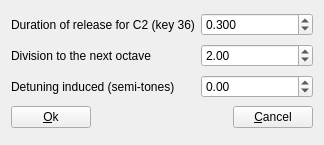
This is sources/editor/tools/release/toolrelease_gui.ui in davy7125/polyphone as Qt 5 draws it before an edit. The edited form follows.
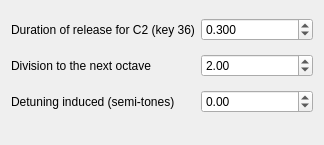
This is the edited form.

Commit message:
Button order in dialogs
Closes #322

```diff
--- a/sources/editor/tools/release/toolrelease_gui.ui
+++ b/sources/editor/tools/release/toolrelease_gui.ui
@@ -34,35 +34,7 @@
     </widget>
    </item>
    <item row="3" column="0" colspan="2">
-    <layout class="QHBoxLayout" name="horizontalLayout">
-     <item>
-      <widget class="QPushButton" name="pushOk">
-       <property name="text">
-        <string>&amp;Ok</string>
-       </property>
-      </widget>
-     </item>
-     <item>
-      <spacer name="horizontalSpacer">
-       <property name="orientation">
-        <enum>Qt::Orientation::Horizontal</enum>
-       </property>
-       <property name="sizeHint" stdset="0">
-        <size>
-         <width>40</width>
-         <height>20</height>
-        </size>
-       </property>
-      </spacer>
-     </item>
-     <item>
-      <widget class="QPushButton" name="pushCancel">
-       <property name="text">
-        <string>&amp;Cancel</string>
-       </property>
-      </widget>
-     </item>
-    </layout>
+    <widget class="QDialogButtonBox" name="buttonBox"/>
    </item>
    <item row="1" column="0">
     <widget class="QLabel" name="label_2">
```
The commit also changes 89 other files.
